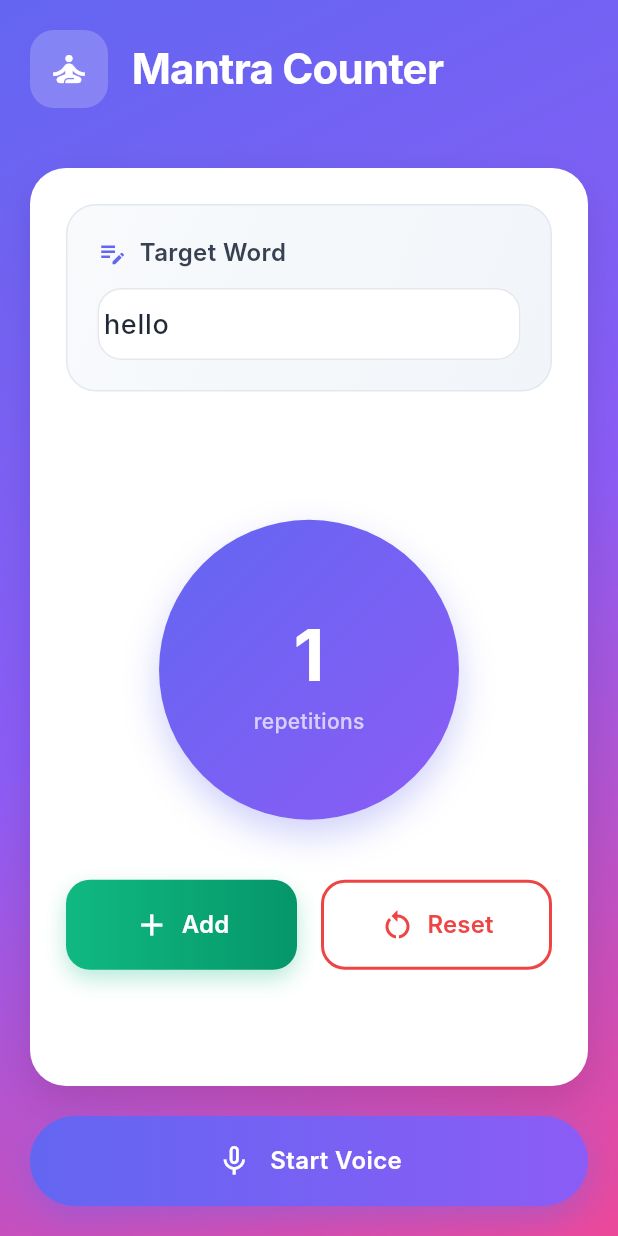
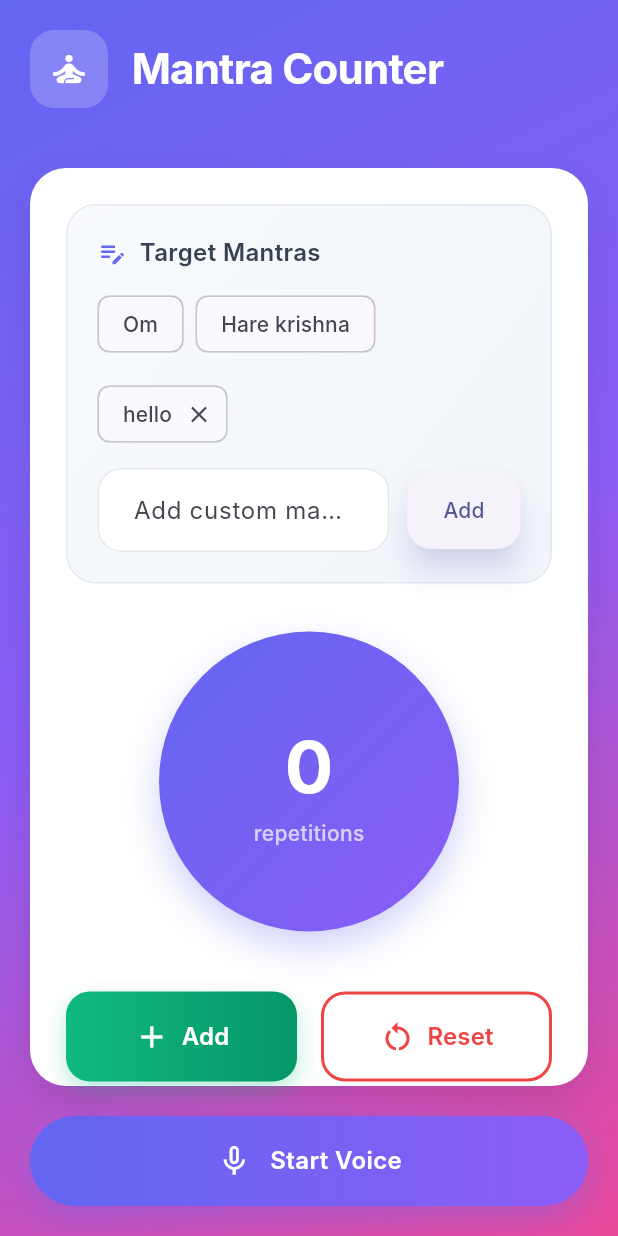
Before and after one commit to shivambhartiya/Mantra-Counter-V1, a Flutter app: the screen it shows after launch, after a tap on "Add", on a phone screen of 412 x 824 dp. Run offline on Flutter 3.47's test engine with Material 3 defaults, Android fonts, the phone set to English and light mode, and no system bars; our stand-ins replace equatable, flutter_bloc, hive, hive_flutter, permission_handler, speech_to_text; accounts and stored records are empty; Roboto replaces fonts that are missing (Inter).

Commit message:
Updated mantra feature to improve performance and add list of mantras

```diff
--- a/lib/src/feature/mantra/bloc/mantra_state.dart
+++ b/lib/src/feature/mantra/bloc/mantra_state.dart
@@ -7,6 +7,7 @@ class MantraState extends Equatable {
     this.count = 0,
     this.listening = false,
     this.targetWord = 'hello',
+    this.targetMantras = const ['hello'],
     this.status = MantraStatus.initial,
     this.error,
   });
@@ -14,6 +15,7 @@ class MantraState extends Equatable {
   final int count;
   final bool listening;
   final String targetWord;
+  final List<String> targetMantras;
   final MantraStatus status;
   final String? error;
 
@@ -21,6 +23,7 @@ class MantraState extends Equatable {
     int? count,
     bool? listening,
     String? targetWord,
+    List<String>? targetMantras,
     MantraStatus? status,
     String? error,
   }) {
@@ -28,11 +31,12 @@ class MantraState extends Equatable {
       count: count ?? this.count,
       listening: listening ?? this.listening,
       targetWord: targetWord ?? this.targetWord,
+      targetMantras: targetMantras ?? this.targetMantras,
       status: status ?? this.status,
       error: error ?? this.error,
     );
   }
 
   @override
-  List<Object?> get props => [count, listening, targetWord, status, error];
+  List<Object?> get props => [count, listening, targetWord, targetMantras, status, error];
 }
--- a/lib/src/feature/mantra/data/hive_mantra_repository.dart
+++ b/lib/src/feature/mantra/data/hive_mantra_repository.dart
@@ -6,6 +6,7 @@ class HiveMantraRepository implements MantraRepository {
 
   static const _countKey = 'count';
   static const _wordKey = 'targetWord';
+  static const _wordsKey = 'targetWords';
 
   final Box _box;
 
@@ -21,4 +22,30 @@ class HiveMantraRepository implements MantraRepository {
 
   @override
   Future<void> setTargetWord(String word) async => _box.put(_wordKey, word);
+
+  @override
+  Future<List<String>> getTargetMantras() async {
+    // Prefer the new list if available
+    final list = _box.get(_wordsKey);
+    if (list is List) {
+      return list.map((e) => e.toString()).toList();
+    }
+    // Fallback to single word for backward compatibility
+    final single = await getTargetWord();
+    return [single];
+  }
+
+  @override
+  Future<void> setTargetMantras(List<String> mantras) async {
+    final cleaned = mantras
+        .map((e) => e.trim())
+        .where((e) => e.isNotEmpty)
+        .toSet()
+        .toList();
+    await _box.put(_wordsKey, cleaned);
+    // Also set the first as single word for backward compatibility
+    if (cleaned.isNotEmpty) {
+      await _box.put(_wordKey, cleaned.first);
+    }
+  }
 }
--- a/lib/src/feature/mantra/data/mantra_repository.dart
+++ b/lib/src/feature/mantra/data/mantra_repository.dart
@@ -1,6 +1,12 @@
 abstract class MantraRepository {
   Future<int> getCount();
   Future<void> setCount(int value);
+
+  // Backward-compatible single target word APIs
   Future<String> getTargetWord();
   Future<void> setTargetWord(String word);
+
+  // New multi-mantra APIs
+  Future<List<String>> getTargetMantras();
+  Future<void> setTargetMantras(List<String> mantras);
 }
--- a/lib/src/feature/mantra/view/mantra_page.dart
+++ b/lib/src/feature/mantra/view/mantra_page.dart
@@ -99,7 +99,7 @@ class _Body extends StatelessWidget {
       child: Column(
         crossAxisAlignment: CrossAxisAlignment.stretch,
         children: [
-          // Target word input section
+          // Target word/mantras section
           Container(
             padding: const EdgeInsets.all(20),
             decoration: BoxDecoration(
@@ -119,7 +119,7 @@ class _Body extends StatelessWidget {
                     Icon(Icons.edit_note, color: Color(0xFF6366F1), size: 20),
                     SizedBox(width: 8),
                     Text(
-                      'Target Word',
+                      'Target Mantras',
                       style: TextStyle(
                         fontSize: 16,
                         fontWeight: FontWeight.w600,
@@ -129,26 +129,41 @@ class _Body extends StatelessWidget {
                   ],
                 ),
                 const SizedBox(height: 12),
+                // Preset chips
+                Wrap(
+                  spacing: 8,
+                  runSpacing: 8,
+                  children: [
+                    _PresetChip(label: 'Om'),
+                    _PresetChip(label: 'Hare krishna'),
+                  ],
+                ),
+                const SizedBox(height: 12),
+                // Current selected mantras as chips with delete
                 BlocBuilder<MantraCubit, MantraState>(
-                  buildWhen: (p, c) => p.targetWord != c.targetWord,
+                  buildWhen: (p, c) => p.targetMantras != c.targetMantras,
                   builder: (context, state) {
-                    return TextFormField(
-                      key: const Key('targetWordField'),
-                      decoration: const InputDecoration(
-                        hintText: 'Enter your mantra word...',
-                        border: InputBorder.none,
-                        contentPadding: EdgeInsets.zero,
-                      ),
-                      style: const TextStyle(
-                        fontSize: 18,
-                        fontWeight: FontWeight.w500,
-                        color: Color(0xFF1F2937),
-                      ),
-                      initialValue: state.targetWord,
-                      onFieldSubmitted: (value) => context.read<MantraCubit>().setTargetWord(value),
+                    final mantras = state.targetMantras;
+                    return Wrap(
+                      spacing: 8,
+                      runSpacing: 8,
+                      children: [
+                        for (final m in mantras)
+                          Chip(
+                            label: Text(m),
+                            deleteIcon: const Icon(Icons.close, size: 18),
+                            onDeleted: () {
+                              final next = List<String>.from(mantras)..remove(m);
+                              context.read<MantraCubit>().setTargetMantras(next.isEmpty ? [state.targetWord] : next);
+                            },
+                          ),
+                      ],
                     );
                   },
                 ),
+                const SizedBox(height: 12),
+                // Add custom mantra input
+                _AddMantraField(),
               ],
             ),
           ),
@@ -423,3 +438,80 @@ class _FabState extends State<_Fab> with TickerProviderStateMixin {
     );
   }
 }
+
+class _PresetChip extends StatelessWidget {
+  const _PresetChip({required this.label});
+  final String label;
+
+  @override
+  Widget build(BuildContext context) {
+    return BlocBuilder<MantraCubit, MantraState>(
+      buildWhen: (p, c) => p.targetMantras != c.targetMantras,
+      builder: (context, state) {
+        final isSelected = state.targetMantras.map((e) => e.toLowerCase()).contains(label.toLowerCase());
+        return FilterChip(
+          label: Text(label),
+          selected: isSelected,
+          onSelected: (value) {
+            final current = List<String>.from(state.targetMantras);
+            if (value && !isSelected) {
+              current.add(label);
+            } else if (!value && isSelected) {
+              current.removeWhere((e) => e.toLowerCase() == label.toLowerCase());
+            }
+            context.read<MantraCubit>().setTargetMantras(current);
+          },
+        );
+      },
+    );
+  }
+}
+
+class _AddMantraField extends StatefulWidget {
+  @override
+  State<_AddMantraField> createState() => _AddMantraFieldState();
+}
+
+class _AddMantraFieldState extends State<_AddMantraField> {
+  final TextEditingController _controller = TextEditingController();
+
+  @override
+  void dispose() {
+    _controller.dispose();
+    super.dispose();
+  }
+
+  @override
+  Widget build(BuildContext context) {
+    return Row(
+      children: [
+        Expanded(
+          child: TextField(
+            controller: _controller,
+            decoration: const InputDecoration(
+              hintText: 'Add custom mantra (e.g., Om namah shivaya)'
+            ),
+            onSubmitted: (_) => _add(context),
+          ),
+        ),
+        const SizedBox(width: 12),
+        ElevatedButton(
+          onPressed: () => _add(context),
+          child: const Text('Add'),
+        ),
+      ],
+    );
+  }
+
+  void _add(BuildContext context) {
+    final value = _controller.text.trim();
+    if (value.isEmpty) return;
+    final cubit = context.read<MantraCubit>();
+    final current = List<String>.from(cubit.state.targetMantras);
+    if (!current.map((e) => e.toLowerCase()).contains(value.toLowerCase())) {
+      current.add(value);
+      cubit.setTargetMantras(current);
+    }
+    _controller.clear();
+  }
+}
```
Also changed, not shown: lib/src/feature/mantra/bloc/mantra_cubit.dart (+82 -20 lines), 1 other file.
